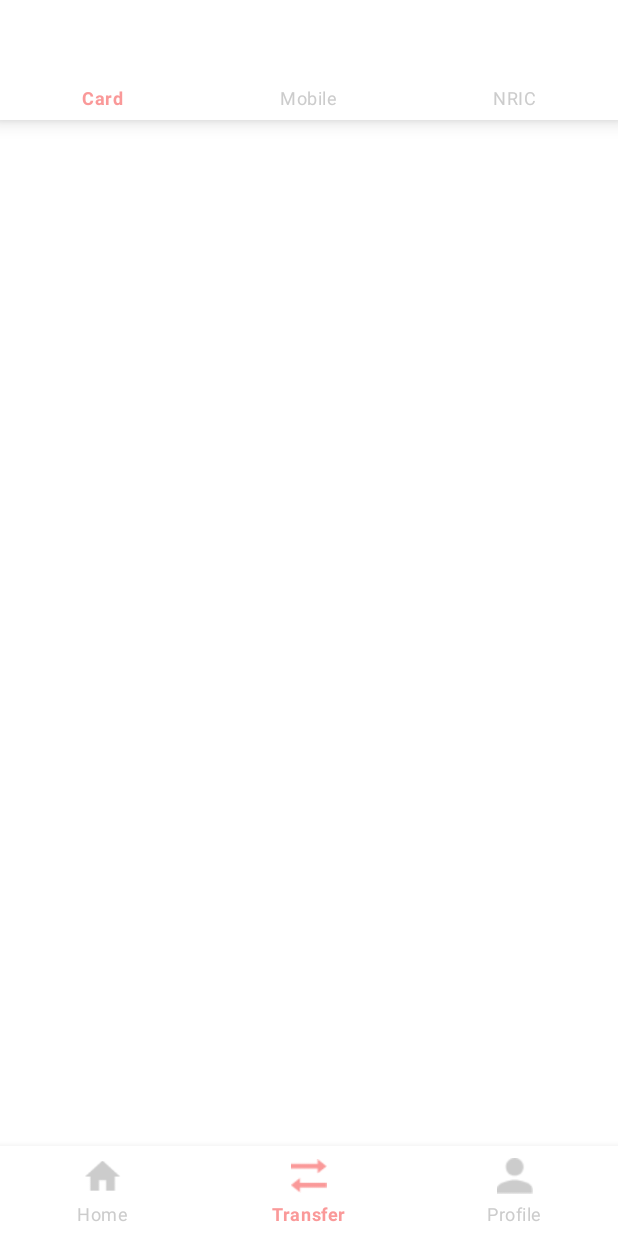
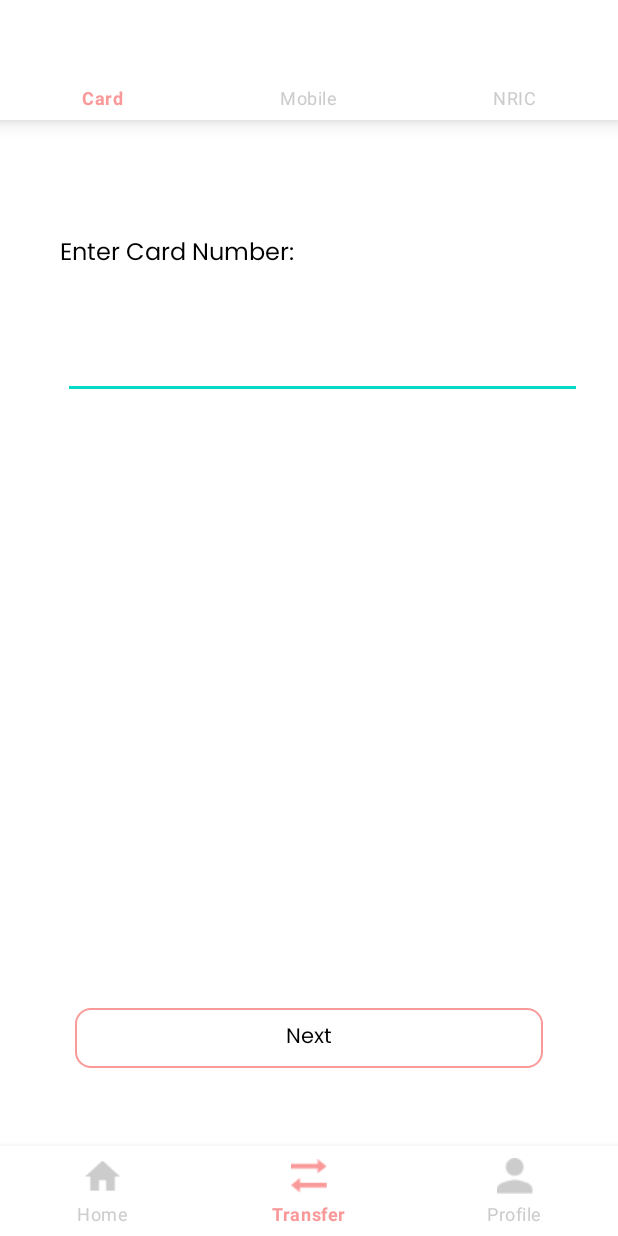
Before and after one commit to YC-Chow/PFD_OCBC, an Android app: the CardTransferActivity screen opened directly, with no data from a screen before it, on a phone screen of 412 x 824 dp. Run offline under Robolectric (Android 15) with nearby library versions, the phone set to English and light mode, and no system bars.

Commit message:
Minor Change

```diff
--- a/app/src/main/AndroidManifest.xml
+++ b/app/src/main/AndroidManifest.xml
@@ -15,11 +15,12 @@
         </activity>
         <activity
             android:name=".CardTransferActivity"
-            android:theme="@style/Theme.PFD_OCBC.NoActionBar">
+            android:theme="@style/Theme.PFD_OCBC.NoActionBar"
+            android:windowSoftInputMode="adjustPan|stateHidden">
         </activity>
-        <activity
-            android:name=".SettingOtpActivity"
-            android:exported="false" />
+<!--        <activity-->
+<!--            android:name=".SettingOtpActivity"-->
+<!--            android:exported="false" />-->
         <activity
             android:name=".OtpActivity"
             android:exported="false" />
--- a/app/src/main/java/sg/edu/np/pfd_ocbc/HomeActivity.java
+++ b/app/src/main/java/sg/edu/np/pfd_ocbc/HomeActivity.java
@@ -101,7 +101,7 @@ public class HomeActivity extends AppCompatActivity {
                         break;
 
                     case R.id.page_2:
-                        Intent a = new Intent(HomeActivity.this,MobileTransferActivity.class);
+                        Intent a = new Intent(HomeActivity.this,CardTransferActivity.class);
                         a.addFlags(Intent.FLAG_ACTIVITY_NO_ANIMATION);
                         startActivity(a);
                         break;
--- a/app/src/main/java/sg/edu/np/pfd_ocbc/ProfileActivity.java
+++ b/app/src/main/java/sg/edu/np/pfd_ocbc/ProfileActivity.java
@@ -63,7 +63,7 @@ public class ProfileActivity extends AppCompatActivity {
                         break;
 
                     case R.id.page_2:
-                        Intent b = new Intent(ProfileActivity.this, MobileTransferActivity.class);
+                        Intent b = new Intent(ProfileActivity.this, CardTransferActivity.class);
                         b.addFlags(Intent.FLAG_ACTIVITY_NO_ANIMATION);
                         startActivity(b);
                         break;
@@ -82,15 +82,15 @@ public class ProfileActivity extends AppCompatActivity {
 
         ImageButton settings = findViewById(R.id.settings);
 
-        settings.setOnClickListener(new View.OnClickListener() {
-            @Override
-            public void onClick(View view) {
-                Intent intent = new Intent(ProfileActivity.this, SettingOtpActivity.class);
-                intent.putExtra("situation", "settings");
-                intent.addFlags(Intent.FLAG_ACTIVITY_NO_ANIMATION);
-                startActivity(intent);
-            }
-        });
+//        settings.setOnClickListener(new View.OnClickListener() {
+//            @Override
+//            public void onClick(View view) {
+//                Intent intent = new Intent(ProfileActivity.this, SettingOtpActivity.class);
+//                intent.putExtra("situation", "settings");
+//                intent.addFlags(Intent.FLAG_ACTIVITY_NO_ANIMATION);
+//                startActivity(intent);
+//            }
+//        });
 
         TextView name = findViewById(R.id.username);
         TextView phone = findViewById(R.id.mobileno);
--- a/app/src/main/res/layout/activity_card_transfer.xml
+++ b/app/src/main/res/layout/activity_card_transfer.xml
@@ -25,9 +25,64 @@
         android:layout_height="80dp"
         app:itemBackground="@color/white"
         app:itemTextColor="@drawable/navbar_selected_item"
-        app:layout_constraintTop_toTopOf="parent"
         app:layout_constraintLeft_toLeftOf="parent"
         app:layout_constraintRight_toRightOf="parent"
-        app:menu="@menu/transfer_option_navigation_menu"/>
+        app:layout_constraintTop_toTopOf="parent"
+        app:menu="@menu/transfer_option_navigation_menu" />
+
+    <TextView
+        android:id="@+id/textView8"
+        android:layout_width="wrap_content"
+        android:layout_height="wrap_content"
+        android:layout_marginTop="76dp"
+        android:fontFamily="@font/poppins"
+        android:text="Enter Card Number:"
+        android:textColor="#000000"
+        android:textSize="16sp"
+        app:layout_constraintEnd_toEndOf="parent"
+        app:layout_constraintHorizontal_bias="0.157"
+        app:layout_constraintStart_toStartOf="parent"
+        app:layout_constraintTop_toBottomOf="@+id/TopBar" />
+
+    <EditText
+        android:id="@+id/enterCardNum"
+        android:layout_width="0dp"
+        android:layout_height="wrap_content"
+        android:layout_marginStart="42dp"
+        android:layout_marginEnd="24dp"
+        android:ems="10"
+        android:fontFamily="@font/poppins"
+        android:inputType="number"
+        app:layout_constraintBottom_toTopOf="@+id/nextBtnBankTransfer"
+        app:layout_constraintEnd_toEndOf="parent"
+        app:layout_constraintHorizontal_bias="0.338"
+        app:layout_constraintStart_toStartOf="parent"
+        app:layout_constraintTop_toBottomOf="@+id/textView8"
+        app:layout_constraintVertical_bias="0.074" />
+
+    <ImageView
+        android:id="@+id/nextBtnBankTransfer"
+        android:layout_width="0dp"
+        android:layout_height="40dp"
+        android:layout_marginStart="50dp"
+        android:layout_marginEnd="50dp"
+        android:layout_marginBottom="52dp"
+        app:layout_constraintBottom_toTopOf="@+id/bottom_navigation"
+        app:layout_constraintEnd_toEndOf="parent"
+        app:layout_constraintHorizontal_bias="0.497"
+        app:layout_constraintStart_toStartOf="parent"
+        app:srcCompat="@drawable/bordered_button" />
+
+    <TextView
+        android:id="@+id/textView11"
+        android:layout_width="wrap_content"
+        android:layout_height="wrap_content"
+        android:fontFamily="@font/poppins"
+        android:text="Next"
+        android:textColor="#000000"
+        app:layout_constraintBottom_toBottomOf="@id/nextBtnBankTransfer"
+        app:layout_constraintLeft_toLeftOf="@id/nextBtnBankTransfer"
+        app:layout_constraintRight_toRightOf="@id/nextBtnBankTransfer"
+        app:layout_constraintTop_toTopOf="@id/nextBtnBankTransfer" />
 
 </androidx.constraintlayout.widget.ConstraintLayout>
```
